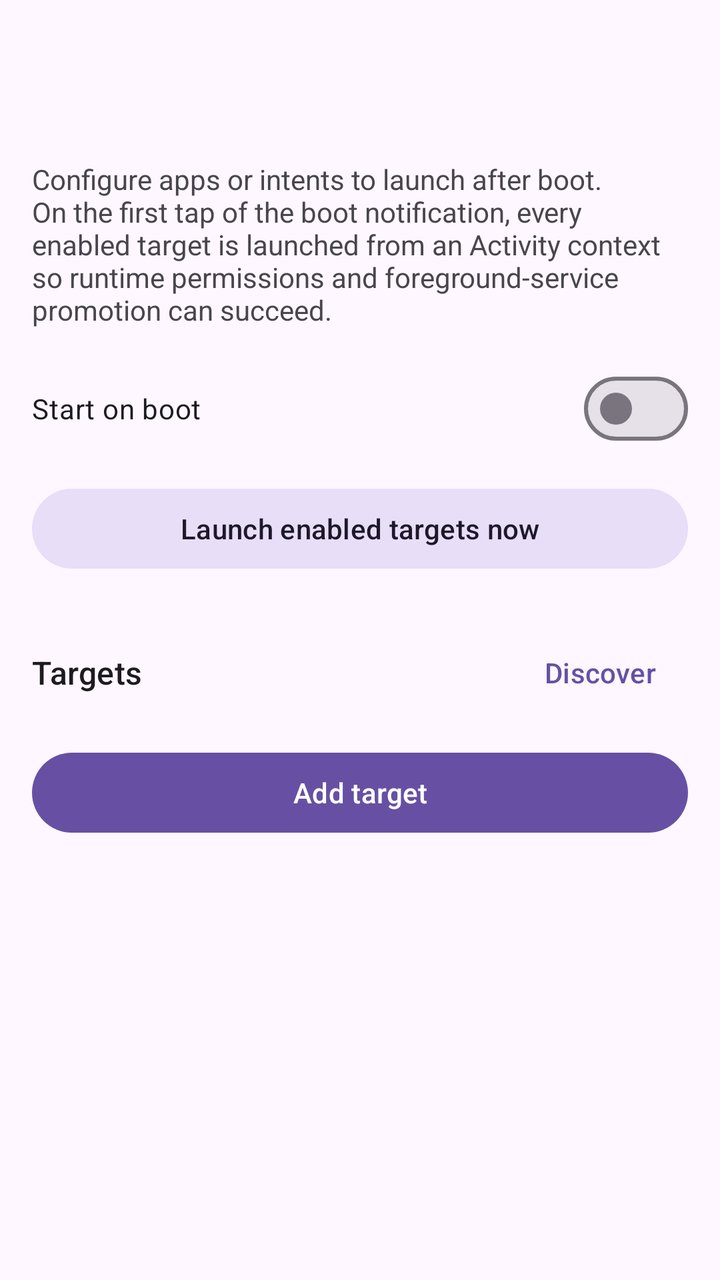
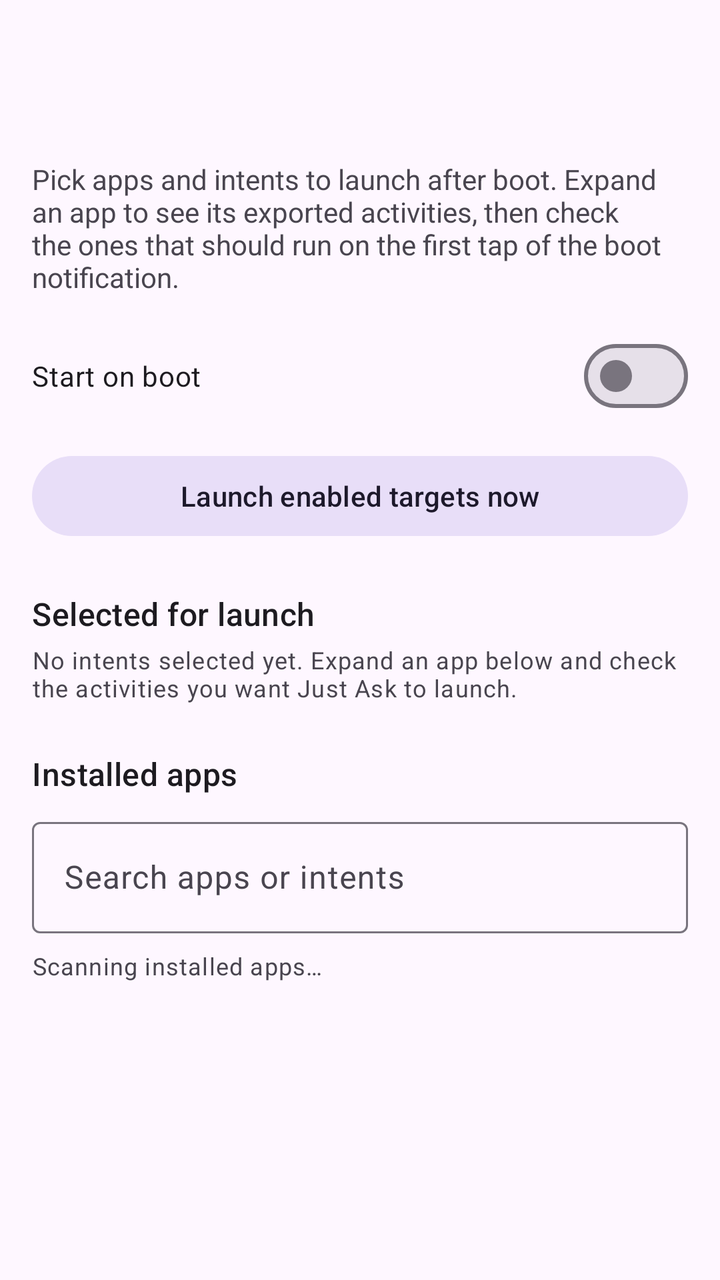

The first picture is an Android layout as it rendered before a commit; the second is the same layout after the commit. The layout source and the unified diff follow.
<!-- AndroidManifest.xml: application theme Theme.JustAsk -->
<!-- res/layout/activity_main.xml -->
<?xml version="1.0" encoding="utf-8"?>
<androidx.coordinatorlayout.widget.CoordinatorLayout
    xmlns:android="http://schemas.android.com/apk/res/android"
    xmlns:app="http://schemas.android.com/apk/res-auto"
    android:layout_width="match_parent"
    android:layout_height="match_parent">

    <com.google.android.material.appbar.AppBarLayout
        android:layout_width="match_parent"
        android:layout_height="wrap_content">

        <com.google.android.material.appbar.MaterialToolbar
            android:id="@+id/toolbar"
            android:layout_width="match_parent"
            android:layout_height="wrap_content"
            android:title="@string/app_name" />
    </com.google.android.material.appbar.AppBarLayout>

    <androidx.core.widget.NestedScrollView
        android:layout_width="match_parent"
        android:layout_height="match_parent"
        app:layout_behavior="@string/appbar_scrolling_view_behavior">

        <LinearLayout
            android:layout_width="match_parent"
            android:layout_height="wrap_content"
            android:orientation="vertical"
            android:padding="16dp">

            <TextView
                android:layout_width="match_parent"
                android:layout_height="wrap_content"
                android:text="@string/main_description" />

            <com.google.android.material.materialswitch.MaterialSwitch
                android:id="@+id/startOnBootSwitch"
                android:layout_width="match_parent"
                android:layout_height="wrap_content"
                android:layout_marginTop="16dp"
                android:text="@string/start_on_boot" />

            <com.google.android.material.button.MaterialButton
                android:id="@+id/launchNowButton"
                style="@style/Widget.Material3.Button.TonalButton"
                android:layout_width="match_parent"
                android:layout_height="wrap_content"
                android:layout_marginTop="12dp"
                android:text="@string/launch_now" />

            <LinearLayout
                android:layout_width="match_parent"
                android:layout_height="wrap_content"
                android:layout_marginTop="24dp"
                android:gravity="center_vertical"
                android:orientation="horizontal">

                <TextView
                    android:layout_width="0dp"
                    android:layout_height="wrap_content"
                    android:layout_weight="1"
                    android:text="@string/targets_heading"
                    android:textAppearance="?attr/textAppearanceTitleMedium" />

                <com.google.android.material.button.MaterialButton
                    android:id="@+id/discoverButton"
                    style="@style/Widget.Material3.Button.TextButton"
                    android:layout_width="wrap_content"
                    android:layout_height="wrap_content"
                    android:text="@string/discover" />
            </LinearLayout>

            <androidx.recyclerview.widget.RecyclerView
                android:id="@+id/targetList"
                android:layout_width="match_parent"
                android:layout_height="wrap_content"
                android:nestedScrollingEnabled="false" />

            <TextView
                android:id="@+id/emptyState"
                android:layout_width="match_parent"
                android:layout_height="wrap_content"
                android:layout_marginTop="8dp"
                android:text="@string/empty_targets"
                android:visibility="gone" />

            <com.google.android.material.button.MaterialButton
                android:id="@+id/addTargetButton"
                android:layout_width="match_parent"
                android:layout_height="wrap_content"
                android:layout_marginTop="12dp"
                android:text="@string/add_target" />
        </LinearLayout>
    </androidx.core.widget.NestedScrollView>
</androidx.coordinatorlayout.widget.CoordinatorLayout>
<!-- resources referenced by this layout -->
<resources>
  <string name="add_target">Add target</string>
  <string name="app_name">Just Ask</string>
  <string name="discover">Discover</string>
  <string name="empty_targets">No targets yet. Add a trampoline activity or discover installed Just Ask providers.</string>
  <string name="launch_now">Launch enabled targets now</string>
  <string name="main_description">Configure apps or intents to launch after boot. On the first tap of the boot notification, every enabled target is launched from an Activity context so runtime permissions and foreground-service promotion can succeed.</string>
  <string name="start_on_boot">Start on boot</string>
  <string name="targets_heading">Targets</string>
  <style name="Theme.JustAsk" parent="Theme.Material3.DayNight.NoActionBar" />
</resources>

<!-- the commit's change to res/layout/activity_main.xml (unified diff, before → after) -->
@@ -47,48 +47,63 @@
                 android:layout_marginTop="12dp"
                 android:text="@string/launch_now" />
 
-            <LinearLayout
+            <TextView
+                android:id="@+id/selectedHeading"
                 android:layout_width="match_parent"
                 android:layout_height="wrap_content"
                 android:layout_marginTop="24dp"
-                android:gravity="center_vertical"
-                android:orientation="horizontal">
-
-                <TextView
-                    android:layout_width="0dp"
-                    android:layout_height="wrap_content"
-                    android:layout_weight="1"
-                    android:text="@string/targets_heading"
-                    android:textAppearance="?attr/textAppearanceTitleMedium" />
-
-                <com.google.android.material.button.MaterialButton
-                    android:id="@+id/discoverButton"
-                    style="@style/Widget.Material3.Button.TextButton"
-                    android:layout_width="wrap_content"
-                    android:layout_height="wrap_content"
-                    android:text="@string/discover" />
-            </LinearLayout>
+                android:text="@string/selected_heading"
+                android:textAppearance="?attr/textAppearanceTitleMedium" />
 
             <androidx.recyclerview.widget.RecyclerView
-                android:id="@+id/targetList"
+                android:id="@+id/selectedList"
                 android:layout_width="match_parent"
                 android:layout_height="wrap_content"
                 android:nestedScrollingEnabled="false" />
 
             <TextView
-                android:id="@+id/emptyState"
+                android:id="@+id/selectedEmpty"
+                android:layout_width="match_parent"
+                android:layout_height="wrap_content"
+                android:layout_marginTop="4dp"
+                android:text="@string/selected_empty"
+                android:textAppearance="?attr/textAppearanceBodySmall" />
+
+            <TextView
+                android:layout_width="match_parent"
+                android:layout_height="wrap_content"
+                android:layout_marginTop="24dp"
+                android:text="@string/apps_heading"
+                android:textAppearance="?attr/textAppearanceTitleMedium" />
+
+            <com.google.android.material.textfield.TextInputLayout
                 android:layout_width="match_parent"
                 android:layout_height="wrap_content"
                 android:layout_marginTop="8dp"
-                android:text="@string/empty_targets"
-                android:visibility="gone" />
+                android:hint="@string/search_apps">
 
-            <com.google.android.material.button.MaterialButton
-                android:id="@+id/addTargetButton"
+                <com.google.android.material.textfield.TextInputEditText
+                    android:id="@+id/searchInput"
+                    android:layout_width="match_parent"
+                    android:layout_height="wrap_content"
+                    android:imeOptions="actionSearch"
+                    android:inputType="text"
+                    android:maxLines="1" />
+            </com.google.android.material.textfield.TextInputLayout>
+
+            <TextView
+                android:id="@+id/catalogStatus"
                 android:layout_width="match_parent"
                 android:layout_height="wrap_content"
-                android:layout_marginTop="12dp"
-                android:text="@string/add_target" />
+                android:layout_marginTop="8dp"
+                android:text="@string/catalog_loading"
+                android:textAppearance="?attr/textAppearanceBodySmall" />
+
+            <androidx.recyclerview.widget.RecyclerView
+                android:id="@+id/appList"
+                android:layout_width="match_parent"
+                android:layout_height="wrap_content"
+                android:nestedScrollingEnabled="false" />
         </LinearLayout>
     </androidx.core.widget.NestedScrollView>
 </androidx.coordinatorlayout.widget.CoordinatorLayout>
<!-- resource entries referenced after the edit -->
@@ -1,13 +1,14 @@
 <!-- resources referenced by this layout -->
 <resources>
-  <string name="add_target">Add target</string>
   <string name="app_name">Just Ask</string>
-  <string name="discover">Discover</string>
-  <string name="empty_targets">No targets yet. Add a trampoline activity or discover installed Just Ask providers.</string>
+  <string name="apps_heading">Installed apps</string>
+  <string name="catalog_loading">Scanning installed apps…</string>
   <string name="launch_now">Launch enabled targets now</string>
-  <string name="main_description">Configure apps or intents to launch after boot. On the first tap of the boot notification, every enabled target is launched from an Activity context so runtime permissions and foreground-service promotion can succeed.</string>
+  <string name="main_description">Pick apps and intents to launch after boot. Expand an app to see its exported activities, then check the ones that should run on the first tap of the boot notification.</string>
+  <string name="search_apps">Search apps or intents</string>
+  <string name="selected_empty">No intents selected yet. Expand an app below and check the activities you want Just Ask to launch.</string>
+  <string name="selected_heading">Selected for launch</string>
   <string name="start_on_boot">Start on boot</string>
-  <string name="targets_heading">Targets</string>
   <style name="Theme.JustAsk" parent="Theme.Material3.DayNight.NoActionBar" />
 </resources>
 
